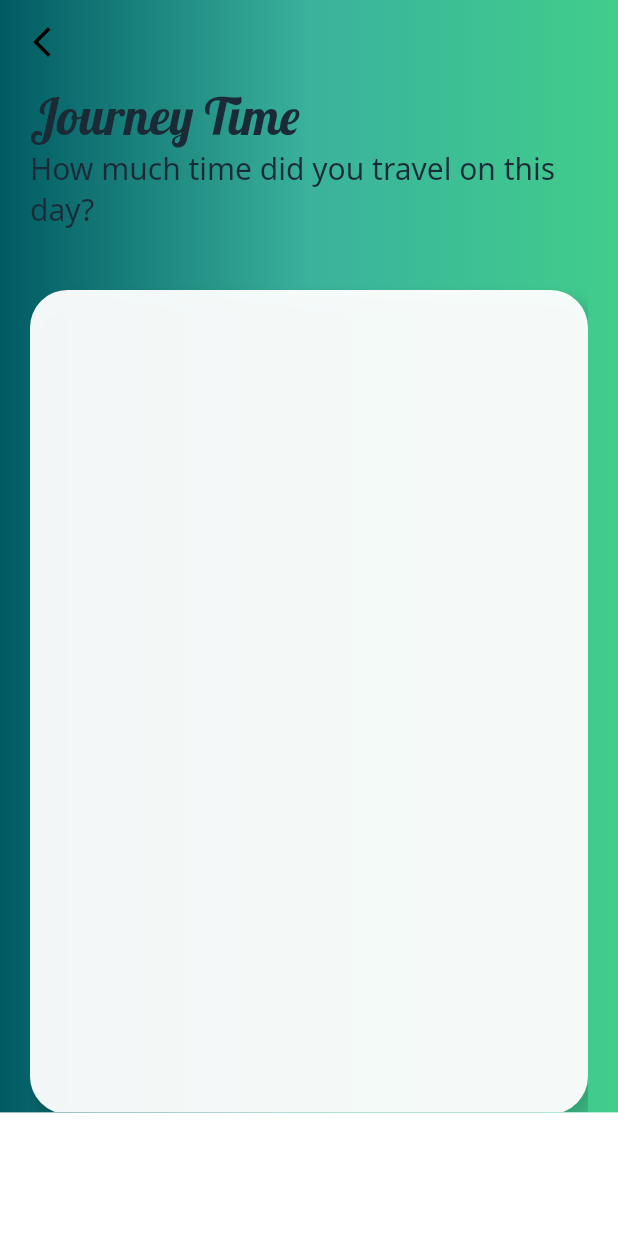
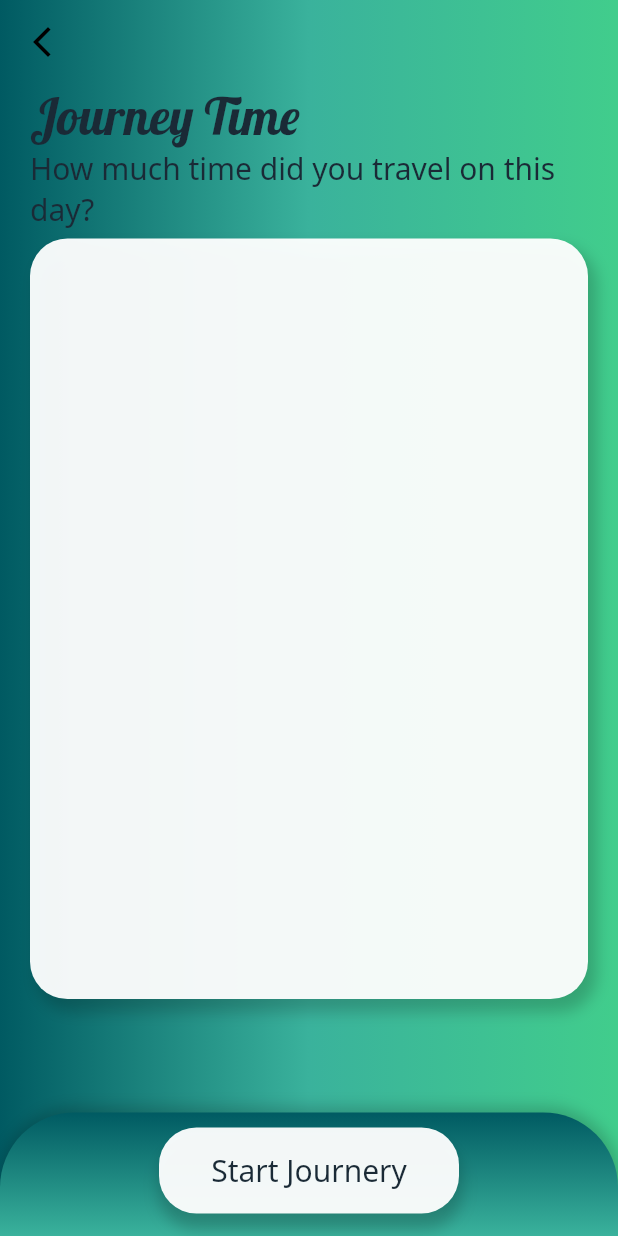
Before and after one commit to 7-USH/CarbonCounter-v2.0, a Flutter app: the EmissionPage screen opened directly, on a phone screen of 412 x 824 dp. Run offline on Flutter 3.47's test engine with Material 2 defaults, Android fonts, the light colour scheme and no system bars; our stand-ins replace firebase_auth, firebase_core, font_awesome_flutter, google_fonts, google_sign_in, percent_indicator and 1 more; accounts and stored records are empty.

Commit message:
journry page added

```diff
--- a/carbon_footprint/lib/main.dart
+++ b/carbon_footprint/lib/main.dart
@@ -1,5 +1,6 @@
 import 'package:carbon_footprint/constants/themes.dart';
 import 'package:carbon_footprint/screens/home_screen.dart';
+import 'package:carbon_footprint/screens/journery.dart';
 import 'package:carbon_footprint/screens/login_screen.dart';
 import 'package:carbon_footprint/screens/provider/google_sign_in.dart';
 import 'package:carbon_footprint/screens/provider/google_validate.dart.dart';
@@ -28,6 +29,7 @@ class MyApp extends StatelessWidget {
           HomeScreen.id: (context) => const HomeScreen(),
           LoginPage.id: (context) => const LoginPage(),
           UserPage.id: (context) => const UserPage(),
+          JourneyCounter.id : (context) => JourneyCounter(),
         },
       ),
     );
--- a/carbon_footprint/lib/screens/emission_screen.dart
+++ b/carbon_footprint/lib/screens/emission_screen.dart
@@ -1,6 +1,8 @@
-// ignore_for_file: prefer_const_literals_to_create_immutables, prefer_const_constructors, sized_box_for_whitespace, avoid_unnecessary_containers
+// ignore_for_file: prefer_const_literals_to_create_immutables, prefer_const_constructors, sized_box_for_whitespace, avoid_unnecessary_containers, prefer_const_constructors_in_immutables
 
 import 'package:carbon_footprint/constants/themes.dart';
+import 'package:carbon_footprint/models/tiles.dart';
+import 'package:carbon_footprint/screens/journery.dart';
 import 'package:carbon_footprint/screens/login_screen.dart';
 import 'package:carbon_footprint/screens/provider/google_sign_in.dart';
 import 'package:flutter/material.dart';
@@ -14,20 +16,29 @@ class EmissionPage extends StatefulWidget {
 }
 
 class _EmissionPageState extends State<EmissionPage> {
+  bool _onCreatePage = false;
+
+  @override
+  void initState() {
+    super.initState();
+    Future.delayed(Duration(milliseconds: 100), () {
+      _onCreatePage = true;
+      setState(() {});
+    });
+  }
+
   @override
   Widget build(BuildContext context) {
     final size = MediaQuery.of(context).size;
-
+    double pinVisible = size.height / 8;
+    double pinInvisible = size.height / 1.2;
     return Scaffold(
-      bottomNavigationBar: Container(
-        height: size.height/10,
-
-      ),
       body: Container(
         decoration: BoxDecoration(
             gradient:
                 LinearGradient(colors: [kPrimeColor, kGreenOne, kGreenTwo])),
         child: Scaffold(
+            bottomNavigationBar: EmissionBottomBar(size: size),
             backgroundColor: Colors.transparent,
             appBar: AppBar(
               backgroundColor: Colors.transparent,
@@ -39,32 +50,35 @@ class _EmissionPageState extends State<EmissionPage> {
                   },
                   icon: Icon(Icons.arrow_back_ios_new)),
             ),
-          body:Padding(
-            padding: const EdgeInsets.only(left:20.0,right: 20.0),
+            body: Padding(
+              padding: const EdgeInsets.only(left: 20.0, right: 20.0),
               child: Stack(
                 children: [
                   Container(
-                  height: size.height/6,
+                    height: size.height / 6,
                     width: double.infinity,
+                    color: Colors.transparent,
                     child: Column(
                       crossAxisAlignment: CrossAxisAlignment.start,
                       children: [
-                      Text("Journey Time",
-                      style: Theme.of(context).textTheme.headline3,),
-                      Text("How much time did you travel on this day?",
-                      style: Theme.of(context).textTheme.bodyText2,)
+                        Text(
+                          "Journey Time",
+                          style: Theme.of(context).textTheme.headline3,
+                        ),
+                        Text(
+                          "How much time did you travel on this day?",
+                          style: Theme.of(context).textTheme.bodyText2,
+                        )
                       ],
                     ),
                   ),
-                Container(
-                  child: SingleChildScrollView(
-                    child: Column(
-                      children: [
-                        SizedBox(
-                          height: size.height/6,
-                        ),
-                        Container(
-                          height: size.height*4/6,
+                  AnimatedPadding(
+                    curve: Curves.easeIn,
+                    duration: Duration(seconds: 1),
+                    padding: EdgeInsets.only(
+                        top: _onCreatePage ? pinVisible : pinInvisible),
+                    child: Container(
+                      height: size.height * 4 / 6.5,
                       decoration: BoxDecoration(
                           color: Colors.white.withOpacity(0.95),
                           borderRadius: BorderRadius.circular(25),
@@ -74,21 +88,94 @@ class _EmissionPageState extends State<EmissionPage> {
                                 offset: const Offset(5, 7),
                                 spreadRadius: 1,
                                 blurRadius: 8),
-                            ]
-                          ),
-                        ),
-                         SizedBox(
-                            height: size.height / 10,
-                          ),
-                      ],
-                    ),
+                          ]),
                     ),
                   )
                 ],
               ),
-          )
-        ),
+            )),
       ),
     );
   }
 }
+
+class EmissionBottomBar extends StatelessWidget {
+  const EmissionBottomBar({
+    Key? key,
+    required this.size,
+  }) : super(key: key);
+
+  final Size size;
+
+  @override
+  Widget build(BuildContext context) {
+    return Container(
+        clipBehavior: Clip.antiAliasWithSaveLayer,
+        padding: const EdgeInsets.only(bottom: 15, top: 10),
+        height: size.height / 10,
+        width: double.infinity,
+        decoration: BoxDecoration(
+            gradient: const LinearGradient(
+                begin: Alignment.topCenter,
+                end: Alignment.bottomCenter,
+                colors: [kPrimeColor, kGreenOne]),
+            borderRadius: const BorderRadius.only(
+              topLeft: Radius.circular(50),
+              topRight: Radius.circular(50),
+            ),
+            boxShadow: [
+              BoxShadow(
+                  color: Colors.black.withOpacity(0.19),
+                  offset: const Offset(1, -2),
+                  spreadRadius: 1,
+                  blurRadius: 8),
+            ]),
+        child: Center(
+          child: GestureDetector(
+            onTap: () {
+              // TODO: next Page Map
+              Navigator.pushNamed(context, JourneyCounter.id);
+            },
+            onTapDown: (details) => {},
+            child: Container(
+              width: 200,
+              decoration: BoxDecoration(
+                  borderRadius: BorderRadius.circular(25),
+                  color: Colors.white.withOpacity(0.95),
+                  boxShadow: [
+                    BoxShadow(
+                        color: Colors.black.withOpacity(0.19),
+                        offset: const Offset(1, 10),
+                        spreadRadius: 1,
+                        blurRadius: 8),
+                  ]),
+              child: Center(child: Text("Start Journery")),
+            ),
+          ),
+        ));
+  }
+}
+
+class TransportList extends StatefulWidget {
+  TransportList({Key? key}) : super(key: key);
+
+  @override
+  _TransportListState createState() => _TransportListState();
+}
+
+class _TransportListState extends State<TransportList> {
+  @override
+  Widget build(BuildContext context) {
+    return ListView.builder(
+      scrollDirection: Axis.horizontal,
+      itemCount: Utils.getEmissionTiles().length,
+      itemBuilder: (context, index) {
+        return Container(
+          color: Colors.black,
+          height: 200,
+          width: 200,
+        );
+      },
+    );
+  }
+}
```
Also changed, not shown: carbon_footprint/lib/models/tiles.dart (+18 -0 lines), carbon_footprint/lib/screens/journery.dart (added, +23 -0 lines). Lines whose indentation alone changed are shown as unchanged.
